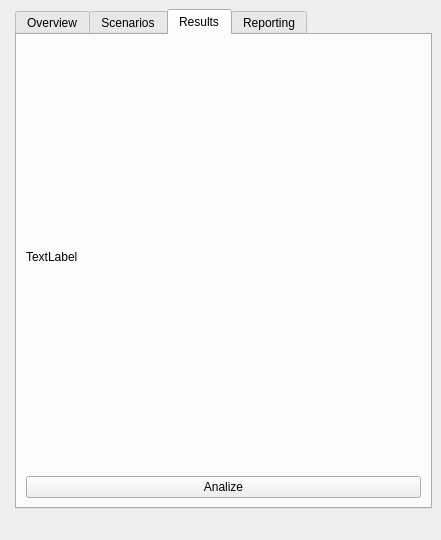
First picture: the form in SpatialDecision/spatial_decision_dockwidget_base.ui, repository JoostvanB/GEO1005, before the edit.
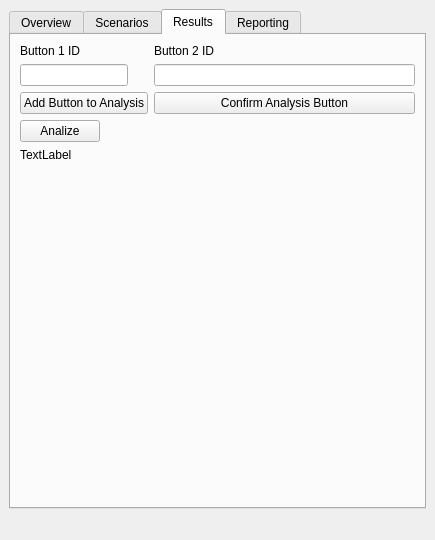
Second picture: the form after the edit. Icons and pictures are not drawn.

Commit message: Added Delete ponts

Patch:
```diff
--- a/SpatialDecision/spatial_decision_dockwidget_base.ui
+++ b/SpatialDecision/spatial_decision_dockwidget_base.ui
@@ -21,7 +21,7 @@
   </property>
   <widget class="QWidget" name="dockWidgetContents">
    <layout class="QFormLayout" name="formLayout_2">
-    <item row="0" column="1">
+    <item row="0" column="0">
      <widget class="QTabWidget" name="sampleWidgets">
       <property name="sizePolicy">
        <sizepolicy hsizetype="Expanding" vsizetype="Maximum">
@@ -299,21 +299,55 @@
        <attribute name="title">
         <string>Results</string>
        </attribute>
-       <layout class="QGridLayout" name="gridLayout_4">
+       <layout class="QFormLayout" name="formLayout_3">
         <item row="0" column="0">
          <widget class="QLabel" name="label">
           <property name="text">
-           <string>TextLabel</string>
+           <string>Button 1 ID</string>
+          </property>
+         </widget>
+        </item>
+        <item row="0" column="1">
+         <widget class="QLabel" name="labelButton2">
+          <property name="text">
+           <string>Button 2 ID</string>
           </property>
          </widget>
         </item>
         <item row="1" column="0">
+         <widget class="QLineEdit" name="lineEditButton1"/>
+        </item>
+        <item row="1" column="1">
+         <widget class="QLineEdit" name="lineEditButton2"/>
+        </item>
+        <item row="2" column="0">
+         <widget class="QPushButton" name="addAnalyzeButton">
+          <property name="text">
+           <string>Add Button to Analysis</string>
+          </property>
+         </widget>
+        </item>
+        <item row="2" column="1">
+         <widget class="QPushButton" name="confirmAnalysisButton">
+          <property name="text">
+           <string>Confirm Analysis Button</string>
+          </property>
+         </widget>
+        </item>
+        <item row="3" column="0">
          <widget class="QPushButton" name="pushButton">
           <property name="text">
            <string>Analize</string>
           </property>
          </widget>
         </item>
+        <item row="4" column="0">
+         <widget class="QLabel" name="labelButton1">
+          <property name="text">
+           <string>TextLabel</string>
+          </property>
+         </widget>
+        </item>
        </layout>
       </widget>
       <widget class="QWidget" name="ReportingTab">
```
Left out of the diff: 94 changed lines with no effect on the pictures. The commit also changes 1 other file.
